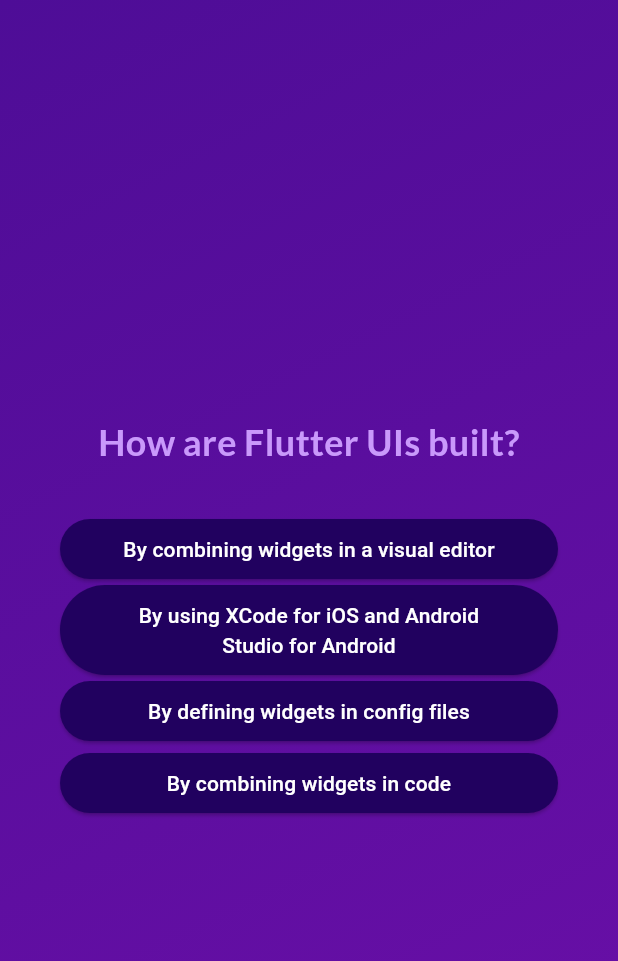
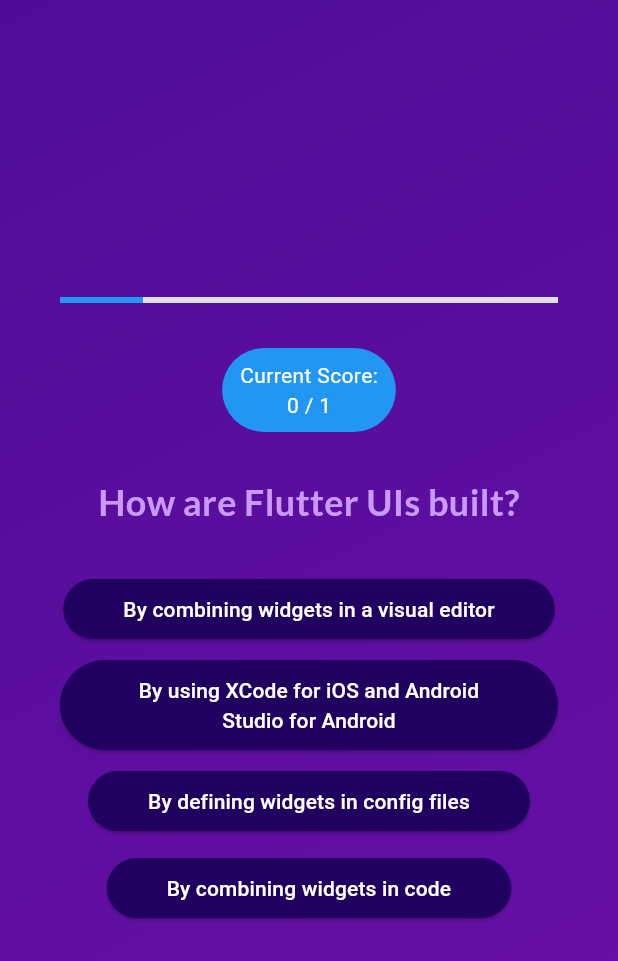
Before and after one commit to ModjModj/QuizApp, a Flutter app: the screen it shows after launch, after a tap on "Start Quiz", after a tap on "Components", on a phone screen of 412 x 824 dp. Shown: the top 961 px of the screen. Run offline on Flutter 3.47's test engine with Material 3 defaults, Android fonts, the phone set to English and light mode, and no system bars; our stand-ins replace google_fonts.

Commit message:
Progress Bar and Score

```diff
--- a/lib/answer_button.dart
+++ b/lib/answer_button.dart
@@ -12,7 +12,9 @@ class AnswerButton extends StatelessWidget {
 
   @override
   Widget build(BuildContext context) {
-    return ElevatedButton(
+    return Column(
+      children: [
+        ElevatedButton(
           onPressed: onTap,
           style: ElevatedButton.styleFrom(
             padding: const EdgeInsetsDirectional.symmetric(
@@ -26,6 +28,9 @@ class AnswerButton extends StatelessWidget {
             ),
           ),
           child: Text(answerText, textAlign: TextAlign.center),
+        ),
+        SizedBox(height: 10),
+      ],
     );
   }
 }
--- /dev/null
+++ b/lib/progress_bar.dart
@@ -0,0 +1,21 @@
+import 'package:flutter/material.dart';
+
+class ProgressBar extends StatelessWidget {
+  const ProgressBar({
+    super.key,
+    required this.questions,
+    required this.answered,
+  });
+
+  final int questions;
+  final int answered;
+
+  @override
+  Widget build(BuildContext context) {
+    return LinearProgressIndicator(
+      value: (answered / questions),
+      backgroundColor: Colors.grey[300],
+      valueColor: AlwaysStoppedAnimation<Color>(Colors.blue),
+    );
+  }
+}
--- a/lib/questions_screen.dart
+++ b/lib/questions_screen.dart
@@ -2,6 +2,8 @@ import 'package:flutter/material.dart';
 import 'package:quiz_app/answer_button.dart';
 import 'package:quiz_app/data/questions.dart';
 import 'package:google_fonts/google_fonts.dart';
+import 'package:quiz_app/progress_bar.dart';
+import 'package:quiz_app/score.dart';
 
 class QuestionsScreen extends StatefulWidget {
   const QuestionsScreen({super.key, required this.onSelectAnswer});
@@ -16,10 +18,14 @@ class QuestionsScreen extends StatefulWidget {
 
 class _QuestionsScreenState extends State<QuestionsScreen> {
   var currentQuestionIndex = 0;
+  var correctAnswers = 0;
 
   void answerQuestion(String selectedAnswer) {
     widget.onSelectAnswer(selectedAnswer);
     setState(() {
+      if (selectedAnswer == questions[currentQuestionIndex].answers[0]) {
+        correctAnswers++;
+      }
       currentQuestionIndex++;
     });
   }
@@ -27,6 +33,8 @@ class _QuestionsScreenState extends State<QuestionsScreen> {
   @override
   Widget build(BuildContext context) {
     final currentQuestion = questions[currentQuestionIndex];
+    int totalQuestions = questions.length;
+    int questionsAnswered = currentQuestionIndex;
 
     return SizedBox(
       width: double.infinity,
@@ -36,6 +44,15 @@ class _QuestionsScreenState extends State<QuestionsScreen> {
           mainAxisAlignment: MainAxisAlignment.center,
           crossAxisAlignment: CrossAxisAlignment.stretch,
           children: [
+            ProgressBar(questions: totalQuestions, answered: questionsAnswered),
+            const SizedBox(height: 30),
+            Center(
+              child: Score(
+                questionsRight: correctAnswers,
+                answeredQuestions: questionsAnswered,
+              ),
+            ),
+            const SizedBox(height: 30),
             Text(
               textAlign: TextAlign.center,
               currentQuestion.text,
--- /dev/null
+++ b/lib/score.dart
@@ -0,0 +1,42 @@
+import 'package:flutter/material.dart';
+
+class Score extends StatelessWidget {
+  const Score({
+    super.key,
+    required this.questionsRight,
+    required this.answeredQuestions,
+  });
+
+  final int questionsRight;
+  final int answeredQuestions;
+
+  @override
+  Widget build(BuildContext context) {
+    return Row(
+      mainAxisSize: MainAxisSize.min,
+      children: [
+        Container(
+          decoration: BoxDecoration(
+            borderRadius: BorderRadius.circular(40),
+            color: Colors.blue,
+          ),
+          padding: const EdgeInsetsDirectional.symmetric(
+            vertical: 8,
+            horizontal: 12,
+          ),
+          child: Center(
+            child: Column(
+              children: [
+                Text('Current Score:', style: TextStyle(color: Colors.white)),
+                Text(
+                  '$questionsRight / $answeredQuestions',
+                  style: TextStyle(color: Colors.white),
+                ),
+              ],
+            ),
+          ),
+        ),
+      ],
+    );
+  }
+}
```
Lines whose indentation alone changed are shown as unchanged.
